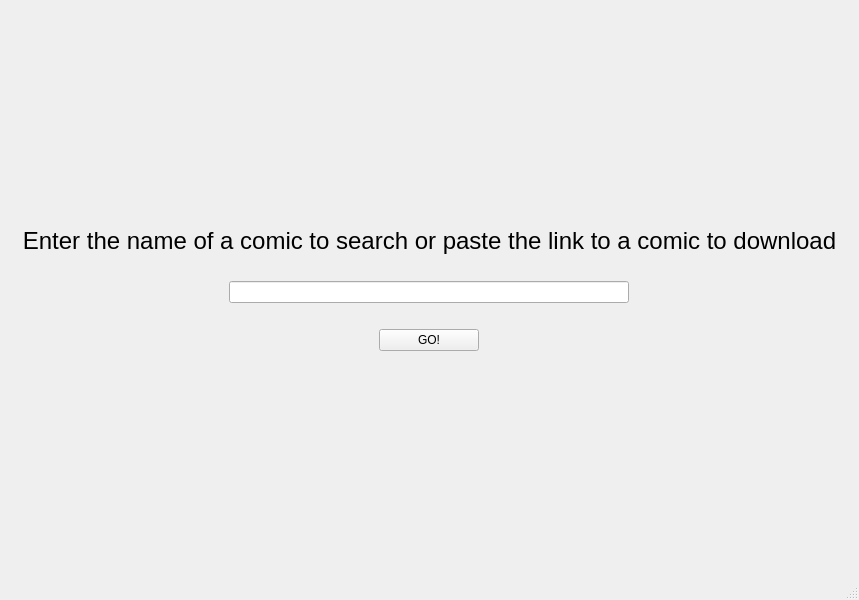
Old version of the form UI/Start.ui in the repository UjwalReddy267/COMIC_SD.
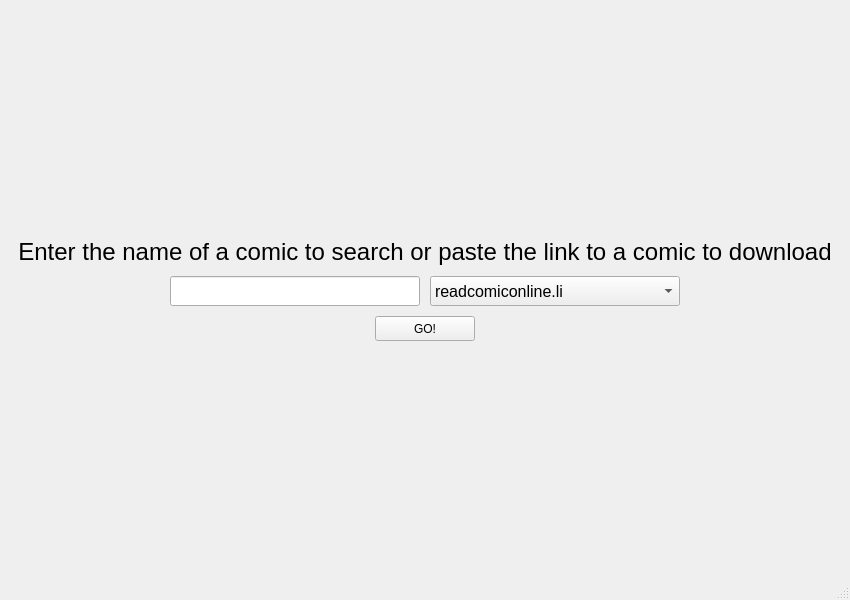
New version of the form.

Commit message: Chapters view now shows comic cover page and title Added back button to chapter view after selecting a comic from search

```diff
--- a/UI/Start.ui
+++ b/UI/Start.ui
@@ -6,7 +6,7 @@
    <rect>
     <x>0</x>
     <y>0</y>
-    <width>859</width>
+    <width>850</width>
     <height>600</height>
    </rect>
   </property>
@@ -18,6 +18,9 @@
     <enum>Qt::LeftToRight</enum>
    </property>
    <layout class="QVBoxLayout" name="verticalLayout">
+    <property name="spacing">
+     <number>0</number>
+    </property>
     <item>
      <spacer name="verticalSpacer_3">
       <property name="orientation">
@@ -47,29 +50,111 @@
       <property name="text">
        <string>Enter the name of a comic to search or paste the link to a comic to download</string>
       </property>
+      <property name="textFormat">
+       <enum>Qt::PlainText</enum>
+      </property>
       <property name="alignment">
        <set>Qt::AlignCenter</set>
       </property>
+      <property name="wordWrap">
+       <bool>true</bool>
+      </property>
      </widget>
     </item>
     <item>
      <layout class="QHBoxLayout" name="horizontalLayout">
+      <property name="spacing">
+       <number>10</number>
+      </property>
       <property name="topMargin">
-       <number>20</number>
+       <number>10</number>
       </property>
       <property name="bottomMargin">
-       <number>20</number>
+       <number>10</number>
       </property>
+      <item>
+       <spacer name="horizontalSpacer">
+        <property name="orientation">
+         <enum>Qt::Horizontal</enum>
+        </property>
+        <property name="sizeHint" stdset="0">
+         <size>
+          <width>40</width>
+          <height>20</height>
+         </size>
+        </property>
+       </spacer>
+      </item>
       <item>
        <widget class="QLineEdit" name="queryField">
+        <property name="minimumSize">
+         <size>
+          <width>250</width>
+          <height>30</height>
+         </size>
+        </property>
         <property name="maximumSize">
          <size>
-          <width>400</width>
-          <height>16777215</height>
+          <width>250</width>
+          <height>30</height>
          </size>
         </property>
+        <property name="font">
+         <font>
+          <pointsize>12</pointsize>
+         </font>
+        </property>
        </widget>
       </item>
+      <item>
+       <widget class="QComboBox" name="siteSelector">
+        <property name="minimumSize">
+         <size>
+          <width>250</width>
+          <height>30</height>
+         </size>
+        </property>
+        <property name="maximumSize">
+         <size>
+          <width>250</width>
+          <height>30</height>
+         </size>
+        </property>
+        <property name="font">
+         <font>
+          <pointsize>12</pointsize>
+         </font>
+        </property>
+        <item>
+         <property name="text">
+          <string>readcomiconline.li</string>
+         </property>
+        </item>
+        <item>
+         <property name="text">
+          <string>comicextra.com</string>
+         </property>
+        </item>
+        <item>
+         <property name="text">
+          <string>comiconlinefree.net</string>
+         </property>
+        </item>
+       </widget>
+      </item>
+      <item>
+       <spacer name="horizontalSpacer_2">
+        <property name="orientation">
+         <enum>Qt::Horizontal</enum>
+        </property>
+        <property name="sizeHint" stdset="0">
+         <size>
+          <width>40</width>
+          <height>20</height>
+         </size>
+        </property>
+       </spacer>
+      </item>
      </layout>
     </item>
     <item>
@@ -82,10 +167,16 @@
       </property>
       <item>
        <widget class="QPushButton" name="goButton">
+        <property name="minimumSize">
+         <size>
+          <width>0</width>
+          <height>25</height>
+         </size>
+        </property>
         <property name="maximumSize">
          <size>
           <width>100</width>
-          <height>16777215</height>
+          <height>25</height>
          </size>
         </property>
         <property name="text">
```
Left out of the diff: 4 changed lines with no effect on the pictures. The commit also changes 6 other files.
